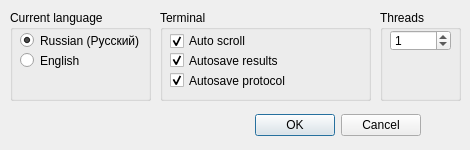
This is GUI/appsetupdialog.ui in SeregaGomen/QFEM as Qt 5 draws it before an edit. The edited form follows.
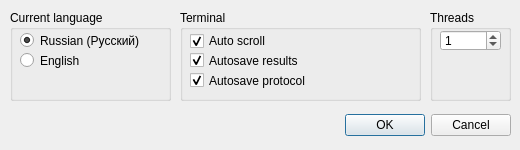
This is the edited form.

```diff
--- a/GUI/appsetupdialog.ui
+++ b/GUI/appsetupdialog.ui
@@ -6,19 +6,19 @@
    <rect>
     <x>0</x>
     <y>0</y>
-    <width>470</width>
+    <width>520</width>
     <height>150</height>
    </rect>
   </property>
   <property name="minimumSize">
    <size>
-    <width>431</width>
+    <width>520</width>
     <height>150</height>
    </size>
   </property>
   <property name="maximumSize">
    <size>
-    <width>470</width>
+    <width>520</width>
     <height>150</height>
    </size>
   </property>
@@ -28,7 +28,7 @@
   <widget class="QDialogButtonBox" name="buttonBox">
    <property name="geometry">
     <rect>
-     <x>250</x>
+     <x>340</x>
      <y>110</y>
      <width>171</width>
      <height>31</height>
@@ -46,7 +46,7 @@
     <rect>
      <x>10</x>
      <y>10</y>
-     <width>141</width>
+     <width>161</width>
      <height>91</height>
     </rect>
    </property>
@@ -58,7 +58,7 @@
      <rect>
       <x>10</x>
       <y>20</y>
-      <width>121</width>
+      <width>141</width>
       <height>21</height>
      </rect>
     </property>
@@ -74,7 +74,7 @@
      <rect>
       <x>10</x>
       <y>40</y>
-      <width>121</width>
+      <width>141</width>
       <height>21</height>
      </rect>
     </property>
@@ -86,9 +86,9 @@
   <widget class="QGroupBox" name="groupBox_2">
    <property name="geometry">
     <rect>
-     <x>160</x>
+     <x>180</x>
      <y>10</y>
-     <width>211</width>
+     <width>241</width>
      <height>91</height>
     </rect>
    </property>
@@ -100,7 +100,7 @@
      <rect>
       <x>10</x>
       <y>40</y>
-      <width>191</width>
+      <width>221</width>
       <height>21</height>
      </rect>
     </property>
@@ -116,7 +116,7 @@
      <rect>
       <x>10</x>
       <y>20</y>
-      <width>191</width>
+      <width>221</width>
       <height>22</height>
      </rect>
     </property>
@@ -132,7 +132,7 @@
      <rect>
       <x>10</x>
       <y>60</y>
-      <width>191</width>
+      <width>221</width>
       <height>21</height>
      </rect>
     </property>
@@ -147,7 +147,7 @@
   <widget class="QGroupBox" name="groupBox_3">
    <property name="geometry">
     <rect>
-     <x>380</x>
+     <x>430</x>
      <y>10</y>
      <width>81</width>
      <height>91</height>
```
